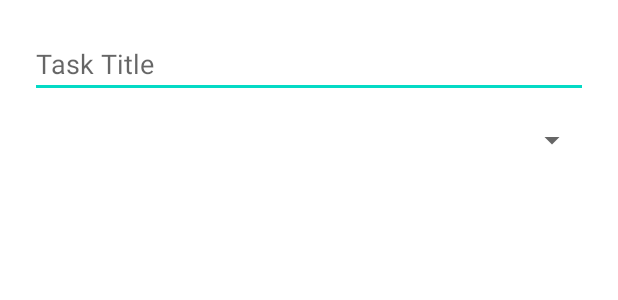
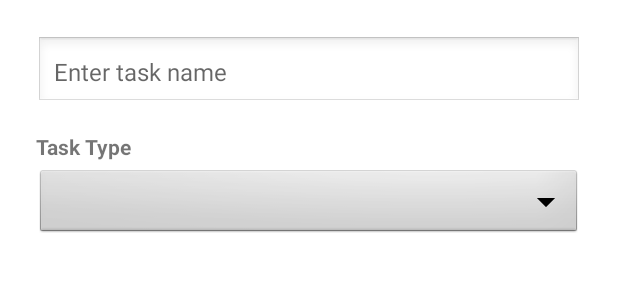
Before and after one commit to Sid-Jain1/TaskMate, an Android app: the layout fragment_task_dialog.xml on its own in the app's theme, with its tools: preview values and no code run, on a phone screen of 412 x 824 dp. Shown: the top 300 px of the screen. Run offline under Robolectric (Android 15) with nearby library versions, the phone set to English and light mode, and no system bars.

```diff
--- a/app/src/main/res/layout/fragment_task_dialog.xml
+++ b/app/src/main/res/layout/fragment_task_dialog.xml
@@ -4,22 +4,35 @@
     android:layout_width="match_parent"
     android:layout_height="wrap_content"
     android:orientation="vertical"
-    android:padding="20dp">
+    android:padding="24dp"
+    android:background="?android:attr/windowBackground">
 
     <!-- Task Title Input -->
     <EditText
         android:id="@+id/taskTitleInput"
         android:layout_width="match_parent"
         android:layout_height="wrap_content"
-        android:hint="Task Title"
-        android:inputType="text"
-        android:maxLines="1"
+        android:hint="Enter task name"
+        android:inputType="textCapSentences"
+        android:background="@android:drawable/edit_text"
+        android:padding="12dp"
+        android:textSize="16sp"
         android:layout_marginBottom="16dp" />
+
+    <!-- Label for Spinner -->
+    <TextView
+        android:layout_width="match_parent"
+        android:layout_height="wrap_content"
+        android:text="Task Type"
+        android:textSize="14sp"
+        android:textStyle="bold"
+        android:layout_marginBottom="4dp" />
 
     <!-- Task Kind Selector -->
     <Spinner
         android:id="@+id/taskKindSpinner"
         android:layout_width="match_parent"
         android:layout_height="wrap_content"
-        android:layout_marginBottom="8dp" />
+        android:background="@android:drawable/btn_dropdown"
+        android:padding="8dp" />
 </LinearLayout>
```
Also changed, not shown: app/src/main/java/edu/vt/mobiledev/taskmate/ClassDetailFragment.kt (+18 -14 lines).
